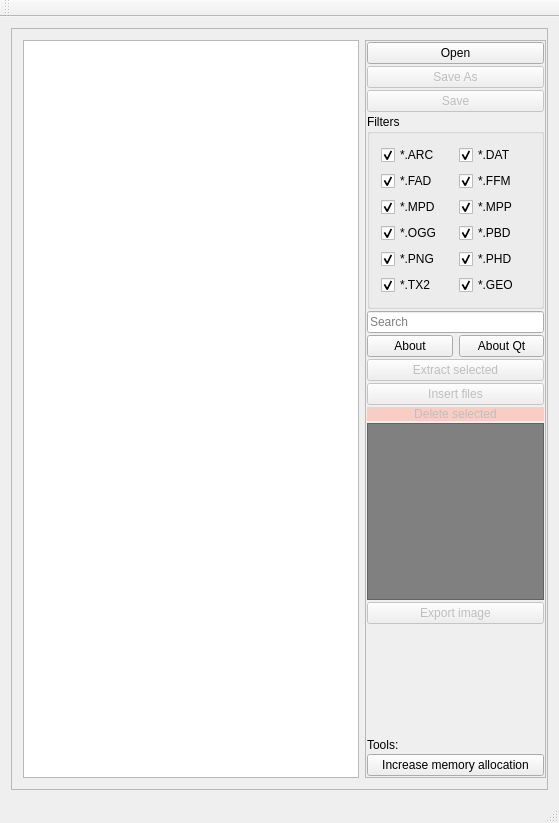
Old version of the form src/ui/mainwindow.ui in the repository ProgSys/pg_disatools.
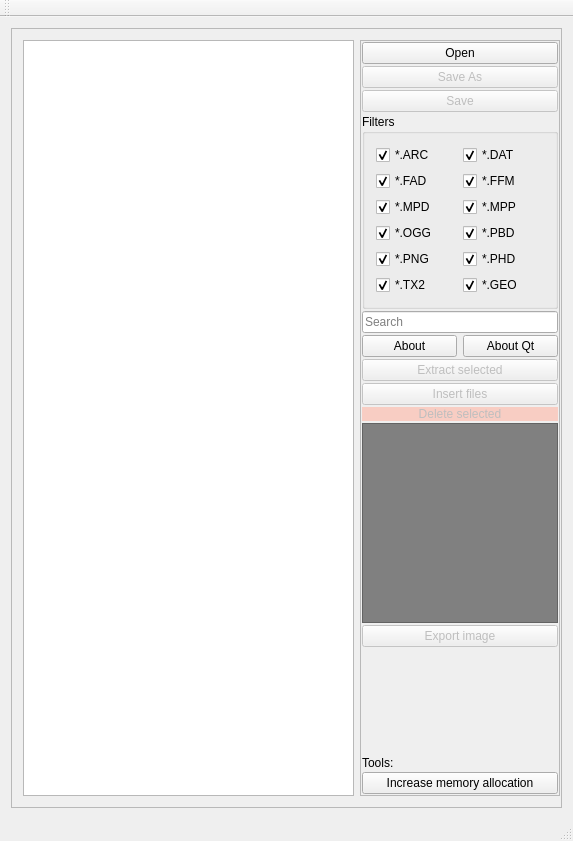
New version of the form. Custom widgets are drawn as their Qt base class.

What changed in the file:
```diff
--- a/src/ui/mainwindow.ui
+++ b/src/ui/mainwindow.ui
@@ -6,8 +6,8 @@
    <rect>
     <x>0</x>
     <y>0</y>
-    <width>559</width>
-    <height>823</height>
+    <width>573</width>
+    <height>841</height>
    </rect>
   </property>
   <property name="minimumSize">
@@ -53,13 +53,13 @@
         <widget class="QFrame" name="frame_2">
          <property name="minimumSize">
           <size>
-           <width>181</width>
+           <width>200</width>
            <height>521</height>
           </size>
          </property>
          <property name="maximumSize">
           <size>
-           <width>181</width>
+           <width>200</width>
            <height>16777215</height>
           </size>
          </property>
@@ -321,13 +321,13 @@
             <property name="minimumSize">
              <size>
               <width>0</width>
-              <height>177</height>
+              <height>200</height>
              </size>
             </property>
             <property name="maximumSize">
              <size>
               <width>16777215</width>
-              <height>177</height>
+              <height>200</height>
              </size>
             </property>
             <property name="styleSheet">
```
Left out of the diff: 2 changed lines with no effect on the pictures.
